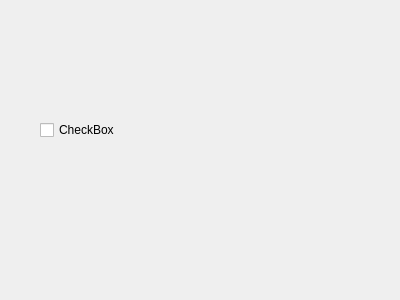
Qt form src/Indicators/ui/ShPIndicator.ui (alexvrn/rmo) before a commit.
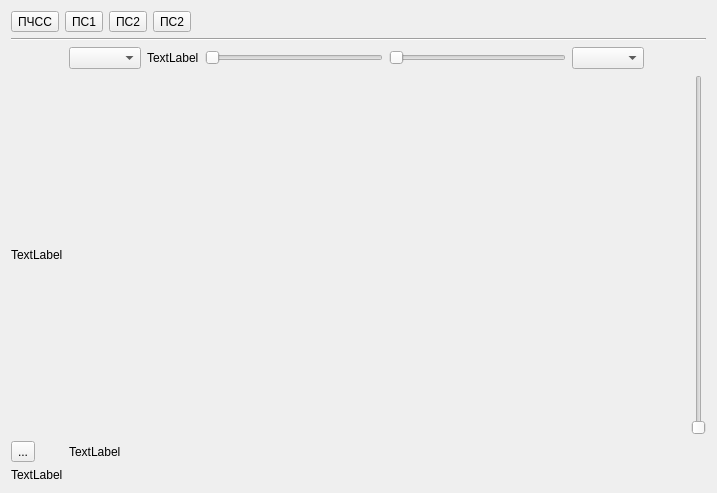
The same form after that commit.

Commit message: forma for SHK(для интикатора ШК)

Diff of the .ui file:
```diff
--- a/src/Indicators/ui/ShPIndicator.ui
+++ b/src/Indicators/ui/ShPIndicator.ui
@@ -6,26 +6,164 @@
    <rect>
     <x>0</x>
     <y>0</y>
-    <width>400</width>
-    <height>300</height>
+    <width>717</width>
+    <height>493</height>
    </rect>
   </property>
   <property name="windowTitle">
    <string>Form</string>
   </property>
-  <widget class="QCheckBox" name="checkBox">
-   <property name="geometry">
-    <rect>
-     <x>40</x>
-     <y>120</y>
-     <width>85</width>
-     <height>20</height>
-    </rect>
-   </property>
-   <property name="text">
-    <string>CheckBox</string>
-   </property>
-  </widget>
+  <layout class="QGridLayout" name="gridLayout_2">
+   <item row="0" column="0">
+    <layout class="QVBoxLayout" name="verticalLayout">
+     <item>
+      <layout class="QHBoxLayout" name="horizontalLayout_3">
+       <item>
+        <widget class="QToolButton" name="toolButton">
+         <property name="text">
+          <string>ПЧСС</string>
+         </property>
+        </widget>
+       </item>
+       <item>
+        <widget class="QToolButton" name="toolButton_2">
+         <property name="text">
+          <string>ПС1</string>
+         </property>
+        </widget>
+       </item>
+       <item>
+        <widget class="QToolButton" name="toolButton_3">
+         <property name="text">
+          <string>ПС2</string>
+         </property>
+        </widget>
+       </item>
+       <item>
+        <widget class="QToolButton" name="toolButton_4">
+         <property name="text">
+          <string>ПС2</string>
+         </property>
+        </widget>
+       </item>
+       <item>
+        <spacer name="horizontalSpacer_2">
+         <property name="orientation">
+          <enum>Qt::Horizontal</enum>
+         </property>
+         <property name="sizeHint" stdset="0">
+          <size>
+           <width>40</width>
+           <height>20</height>
+          </size>
+         </property>
+        </spacer>
+       </item>
+      </layout>
+     </item>
+     <item>
+      <widget class="Line" name="line">
+       <property name="orientation">
+        <enum>Qt::Horizontal</enum>
+       </property>
+      </widget>
+     </item>
+     <item>
+      <layout class="QGridLayout" name="gridLayout">
+       <item row="0" column="1">
+        <layout class="QHBoxLayout" name="horizontalLayout">
+         <item>
+          <widget class="QComboBox" name="comboBox_2"/>
+         </item>
+         <item>
+          <widget class="QLabel" name="label">
+           <property name="text">
+            <string>TextLabel</string>
+           </property>
+          </widget>
+         </item>
+         <item>
+          <widget class="QSlider" name="horizontalSlider">
+           <property name="orientation">
+            <enum>Qt::Horizontal</enum>
+           </property>
+          </widget>
+         </item>
+         <item>
+          <widget class="QSlider" name="horizontalSlider_2">
+           <property name="orientation">
+            <enum>Qt::Horizontal</enum>
+           </property>
+          </widget>
+         </item>
+         <item>
+          <widget class="QComboBox" name="comboBox"/>
+         </item>
+        </layout>
+       </item>
+       <item row="1" column="0">
+        <widget class="QLabel" name="label_3">
+         <property name="text">
+          <string>TextLabel</string>
+         </property>
+        </widget>
+       </item>
+       <item row="1" column="1">
+        <widget class="QWidget" name="widget" native="true"/>
+       </item>
+       <item row="1" column="2">
+        <layout class="QHBoxLayout" name="horizontalLayout_2">
+         <item>
+          <widget class="QWidget" name="widget_2" native="true">
+           <property name="minimumSize">
+            <size>
+             <width>35</width>
+             <height>0</height>
+            </size>
+           </property>
+           <property name="maximumSize">
+            <size>
+             <width>35</width>
+             <height>16777215</height>
+            </size>
+           </property>
+          </widget>
+         </item>
+         <item>
+          <widget class="QSlider" name="verticalSlider">
+           <property name="orientation">
+            <enum>Qt::Vertical</enum>
+           </property>
+          </widget>
+         </item>
+        </layout>
+       </item>
+       <item row="2" column="1">
+        <widget class="QLabel" name="label_2">
+         <property name="text">
+          <string>TextLabel</string>
+         </property>
+        </widget>
+       </item>
+       <item row="2" column="0">
+        <widget class="QToolButton" name="toolButton_5">
+         <property name="text">
+          <string>...</string>
+         </property>
+        </widget>
+       </item>
+      </layout>
+     </item>
+     <item>
+      <widget class="QLabel" name="label_4">
+       <property name="text">
+        <string>TextLabel</string>
+       </property>
+      </widget>
+     </item>
+    </layout>
+   </item>
+  </layout>
  </widget>
  <resources/>
  <connections/>
```
